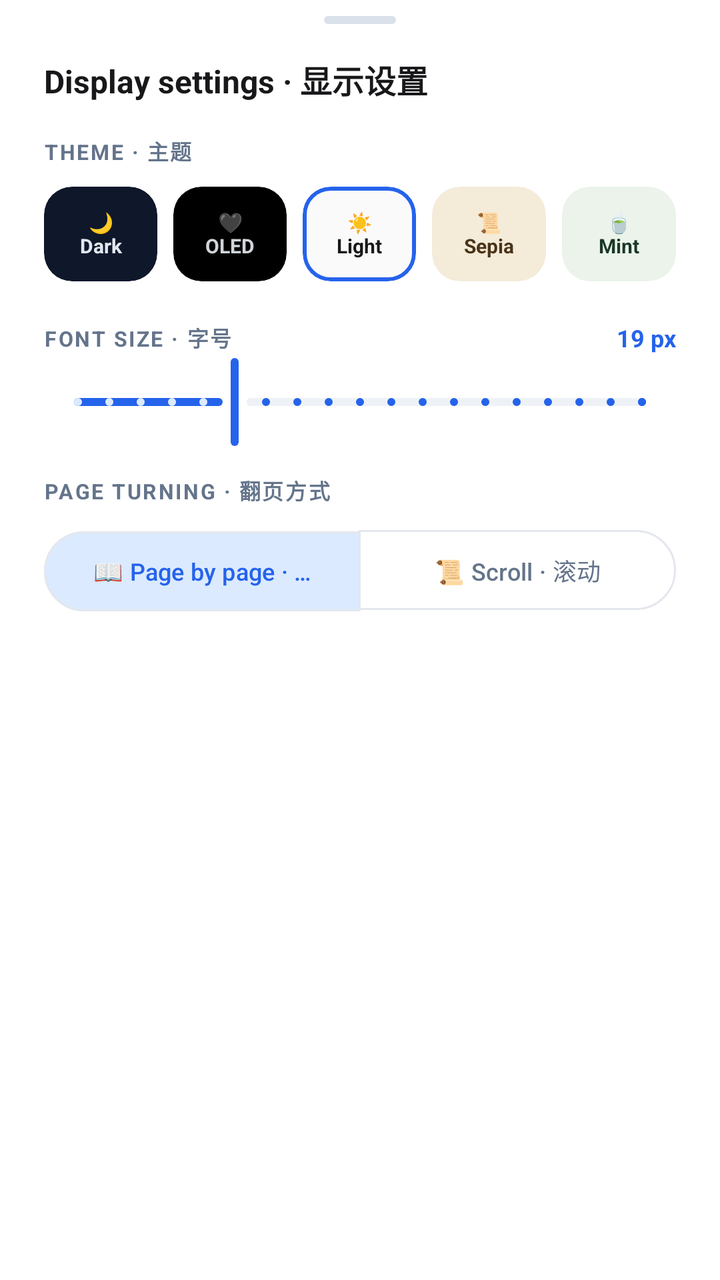
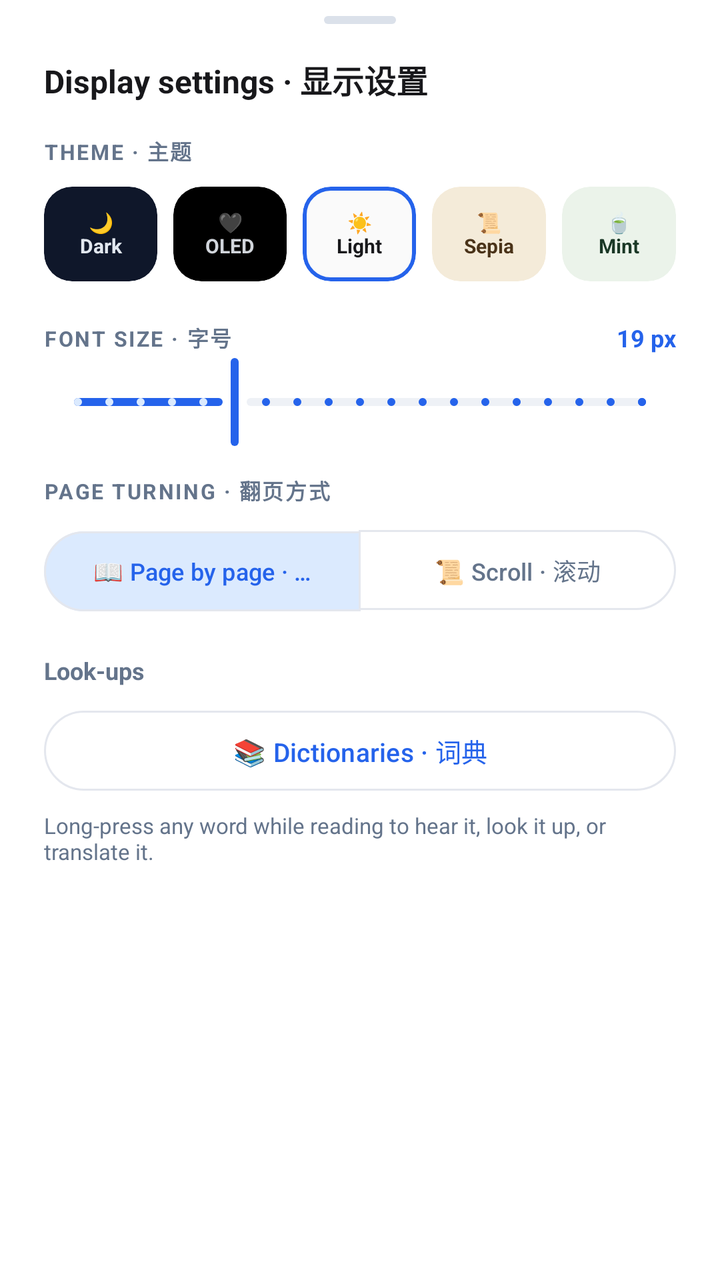

Screens rendered from an Android XML layout before and after an edit, with the pre-edit source and the edit as a unified diff.
<!-- AndroidManifest.xml: application theme Theme.ReadestMultiTTS -->
<!-- res/layout/bottom_sheet_reader_settings.xml -->
<?xml version="1.0" encoding="utf-8"?>
<LinearLayout xmlns:android="http://schemas.android.com/apk/res/android"
    xmlns:app="http://schemas.android.com/apk/res-auto"
    android:layout_width="match_parent"
    android:layout_height="wrap_content"
    android:background="@color/surface"
    android:orientation="vertical"
    android:paddingStart="22dp"
    android:paddingTop="8dp"
    android:paddingEnd="22dp"
    android:paddingBottom="26dp">

    
    <View
        android:layout_width="36dp"
        android:layout_height="4dp"
        android:layout_gravity="center_horizontal"
        android:layout_marginBottom="16dp"
        android:background="@drawable/bg_drag_handle" />

    <TextView
        android:layout_width="match_parent"
        android:layout_height="wrap_content"
        android:text="Display settings · 显示设置"
        android:textColor="@color/text_primary"
        android:textSize="16sp"
        android:textStyle="bold" />

    
    <TextView
        android:layout_width="wrap_content"
        android:layout_height="wrap_content"
        android:layout_marginTop="16dp"
        android:letterSpacing="0.08"
        android:text="THEME · 主题"
        android:textColor="@color/text_secondary"
        android:textSize="10.5sp"
        android:textStyle="bold" />

    <LinearLayout
        android:layout_width="match_parent"
        android:layout_height="wrap_content"
        android:layout_marginTop="10dp"
        android:orientation="horizontal">

        <com.google.android.material.card.MaterialCardView
            android:id="@+id/btnThemeDark"
            android:layout_width="0dp"
            android:layout_height="wrap_content"
            android:layout_marginEnd="8dp"
            android:layout_weight="1"
            app:cardBackgroundColor="#0F172A"
            app:cardCornerRadius="14dp"
            app:cardElevation="0dp"
            app:strokeColor="@android:color/transparent"
            app:strokeWidth="2dp">
            <TextView
                android:layout_width="match_parent"
                android:layout_height="wrap_content"
                android:gravity="center"
                android:paddingTop="11dp"
                android:paddingBottom="11dp"
                android:text="🌙\nDark"
                android:textColor="#E2E8F0"
                android:textSize="10sp"
                android:textStyle="bold" />
        </com.google.android.material.card.MaterialCardView>

        <com.google.android.material.card.MaterialCardView
            android:id="@+id/btnThemeOled"
            android:layout_width="0dp"
            android:layout_height="wrap_content"
            android:layout_marginEnd="8dp"
            android:layout_weight="1"
            app:cardBackgroundColor="#000000"
            app:cardCornerRadius="14dp"
            app:cardElevation="0dp"
            app:strokeColor="@android:color/transparent"
            app:strokeWidth="2dp">
            <TextView
                android:layout_width="match_parent"
                android:layout_height="wrap_content"
                android:gravity="center"
                android:paddingTop="11dp"
                android:paddingBottom="11dp"
                android:text="🖤\nOLED"
                android:textColor="#D1D5DB"
                android:textSize="10sp"
                android:textStyle="bold" />
        </com.google.android.material.card.MaterialCardView>

        <com.google.android.material.card.MaterialCardView
            android:id="@+id/btnThemeLight"
            android:layout_width="0dp"
            android:layout_height="wrap_content"
            android:layout_marginEnd="8dp"
            android:layout_weight="1"
            app:cardBackgroundColor="#FAFAFA"
            app:cardCornerRadius="14dp"
            app:cardElevation="0dp"
            app:strokeColor="@color/accent"
            app:strokeWidth="2dp">
            <TextView
                android:layout_width="match_parent"
                android:layout_height="wrap_content"
                android:gravity="center"
                android:paddingTop="11dp"
                android:paddingBottom="11dp"
                android:text="☀️\nLight"
                android:textColor="#18181B"
                android:textSize="10sp"
                android:textStyle="bold" />
        </com.google.android.material.card.MaterialCardView>

        <com.google.android.material.card.MaterialCardView
            android:id="@+id/btnThemeSepia"
            android:layout_width="0dp"
            android:layout_height="wrap_content"
            android:layout_marginEnd="8dp"
            android:layout_weight="1"
            app:cardBackgroundColor="#F4EBD9"
            app:cardCornerRadius="14dp"
            app:cardElevation="0dp"
            app:strokeColor="@android:color/transparent"
            app:strokeWidth="2dp">
            <TextView
                android:layout_width="match_parent"
                android:layout_height="wrap_content"
                android:gravity="center"
                android:paddingTop="11dp"
                android:paddingBottom="11dp"
                android:text="📜\nSepia"
                android:textColor="#4A3319"
                android:textSize="10sp"
                android:textStyle="bold" />
        </com.google.android.material.card.MaterialCardView>

        <com.google.android.material.card.MaterialCardView
            android:id="@+id/btnThemeMint"
            android:layout_width="0dp"
            android:layout_height="wrap_content"
            android:layout_weight="1"
            app:cardBackgroundColor="#EBF3EA"
            app:cardCornerRadius="14dp"
            app:cardElevation="0dp"
            app:strokeColor="@android:color/transparent"
            app:strokeWidth="2dp">
            <TextView
                android:layout_width="match_parent"
                android:layout_height="wrap_content"
                android:gravity="center"
                android:paddingTop="11dp"
                android:paddingBottom="11dp"
                android:text="🍵\nMint"
                android:textColor="#1A3826"
                android:textSize="10sp"
                android:textStyle="bold" />
        </com.google.android.material.card.MaterialCardView>
    </LinearLayout>

    
    <LinearLayout
        android:layout_width="match_parent"
        android:layout_height="wrap_content"
        android:layout_marginTop="20dp"
        android:gravity="center_vertical"
        android:orientation="horizontal">

        <TextView
            android:layout_width="0dp"
            android:layout_height="wrap_content"
            android:layout_weight="1"
            android:letterSpacing="0.08"
            android:text="FONT SIZE · 字号"
            android:textColor="@color/text_secondary"
            android:textSize="10.5sp"
            android:textStyle="bold" />

        <TextView
            android:id="@+id/tvFontSizeVal"
            android:layout_width="wrap_content"
            android:layout_height="wrap_content"
            android:text="19 px"
            android:textColor="@color/accent"
            android:textSize="12sp"
            android:textStyle="bold" />
    </LinearLayout>

    <com.google.android.material.slider.Slider
        android:id="@+id/sliderFontSize"
        android:layout_width="match_parent"
        android:layout_height="wrap_content"
        android:stepSize="1.0"
        android:value="19.0"
        android:valueFrom="14.0"
        android:valueTo="32.0"
        app:thumbColor="@color/accent"
        app:trackColorActive="@color/accent"
        app:trackColorInactive="@color/track"
        app:trackHeight="4dp" />

    
    <TextView
        android:layout_width="wrap_content"
        android:layout_height="wrap_content"
        android:layout_marginTop="12dp"
        android:letterSpacing="0.08"
        android:text="PAGE TURNING · 翻页方式"
        android:textColor="@color/text_secondary"
        android:textSize="10.5sp"
        android:textStyle="bold" />

    <com.google.android.material.button.MaterialButtonToggleGroup
        android:id="@+id/rgReadingMode"
        android:layout_width="match_parent"
        android:layout_height="wrap_content"
        android:layout_marginTop="8dp"
        app:checkedButton="@+id/rbPaginated"
        app:selectionRequired="true"
        app:singleSelection="true">

        <com.google.android.material.button.MaterialButton
            android:id="@+id/rbPaginated"
            style="@style/Widget.Readest.Segmented"
            android:layout_width="0dp"
            android:layout_height="wrap_content"
            android:layout_weight="1"
            android:text="📖 Page by page · 翻页"
            android:textAllCaps="false"
            android:textSize="12sp" />

        <com.google.android.material.button.MaterialButton
            android:id="@+id/rbScroll"
            style="@style/Widget.Readest.Segmented"
            android:layout_width="0dp"
            android:layout_height="wrap_content"
            android:layout_weight="1"
            android:text="📜 Scroll · 滚动"
            android:textAllCaps="false"
            android:textSize="12sp" />
    </com.google.android.material.button.MaterialButtonToggleGroup>

</LinearLayout>
<!-- resources referenced by this layout -->
<resources>
  <color name="accent">#2563EB</color>
  <color name="surface">#FFFFFF</color>
  <color name="text_primary">#18181B</color>
  <color name="text_secondary">#64748B</color>
  <color name="track">#EEF1F6</color>
  <!-- drawable bg_drag_handle (drawable) -->
  <?xml version="1.0" encoding="utf-8"?>
  <shape xmlns:android="http://schemas.android.com/apk/res/android">
      <solid android:color="#DBE1EA" />
      <corners android:radius="2dp" />
  </shape>
  <style name="Widget.Readest.Segmented" parent="Widget.Material3.Button.OutlinedButton">
          <item name="backgroundTint">@color/segmented_bg</item>
          <item name="android:textColor">@color/segmented_text</item>
          <item name="strokeColor">@color/surface_border</item>
      </style>
  <style name="Theme.ReadestMultiTTS" parent="Theme.Material3.Light.NoActionBar">
          <item name="colorPrimary">@color/accent</item>
          <item name="colorOnPrimary">#FFFFFF</item>
          <item name="colorSecondary">@color/accent</item>
          
          <item name="colorPrimaryContainer">@color/accent_soft</item>
          <item name="colorOnPrimaryContainer">@color/accent_dark</item>
          <item name="colorSecondaryContainer">@color/accent_soft</item>
          <item name="colorOnSecondaryContainer">@color/accent_dark</item>
          <item name="colorSurfaceVariant">@color/track</item>
          <item name="colorOnSurfaceVariant">@color/text_secondary</item>
          <item name="colorOutline">@color/surface_border</item>
          <item name="colorOnSurface">@color/text_primary</item>
          <item name="android:colorBackground">@color/bg_app</item>
          <item name="colorSurface">@color/surface</item>
          <item name="android:statusBarColor">@color/bg_app</item>
          <item name="android:navigationBarColor">@color/bg_app</item>
          <item name="android:windowLightStatusBar">true</item>
          <item name="android:windowLightNavigationBar" tools:targetApi="27">true</item>
          <item name="bottomSheetDialogTheme">@style/Theme.ReadestMultiTTS.BottomSheet</item>
      </style>
  <color name="surface_border">#E4E7EE</color>
  <color name="accent_soft">#DBEAFE</color>
  <color name="accent_dark">#1D4ED8</color>
  <color name="bg_app">#FAFAFA</color>
  <style name="Theme.ReadestMultiTTS.BottomSheet" parent="ThemeOverlay.Material3.BottomSheetDialog">
          <item name="bottomSheetStyle">@style/Widget.ReadestMultiTTS.BottomSheet</item>
      </style>
  <style name="Widget.ReadestMultiTTS.BottomSheet" parent="Widget.Material3.BottomSheet.Modal">
          <item name="backgroundTint">@color/surface</item>
          <item name="shapeAppearance">@style/ShapeAppearance.ReadestMultiTTS.BottomSheet</item>
      </style>
  <style name="ShapeAppearance.ReadestMultiTTS.BottomSheet" parent="">
          <item name="cornerFamily">rounded</item>
          <item name="cornerSizeTopLeft">26dp</item>
          <item name="cornerSizeTopRight">26dp</item>
      </style>
</resources>

<!-- the commit's change to res/layout/bottom_sheet_reader_settings.xml (unified diff, before → after) -->
@@ -240,4 +240,31 @@
             android:textSize="12sp" />
     </com.google.android.material.button.MaterialButtonToggleGroup>
 
+    <TextView
+        android:layout_width="match_parent"
+        android:layout_height="wrap_content"
+        android:layout_marginTop="18dp"
+        android:text="Look-ups"
+        android:textColor="@color/text_secondary"
+        android:textSize="12sp"
+        android:textStyle="bold" />
+
+    <com.google.android.material.button.MaterialButton
+        android:id="@+id/btnOpenDictionaries"
+        style="?attr/materialButtonOutlinedStyle"
+        android:layout_width="match_parent"
+        android:layout_height="wrap_content"
+        android:layout_marginTop="8dp"
+        android:text="📚 Dictionaries · 词典"
+        android:textAllCaps="false"
+        android:textSize="13sp" />
+
+    <TextView
+        android:layout_width="match_parent"
+        android:layout_height="wrap_content"
+        android:layout_marginTop="6dp"
+        android:text="Long-press any word while reading to hear it, look it up, or translate it."
+        android:textColor="@color/text_secondary"
+        android:textSize="11sp" />
+
 </LinearLayout>
